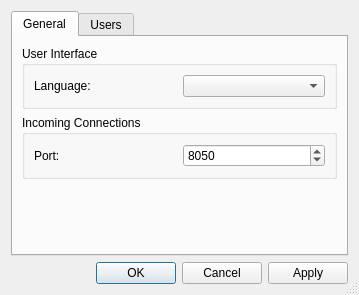
Old version of the form source/host/ui/host_config_dialog.ui in the repository dchapyshev/aspia.
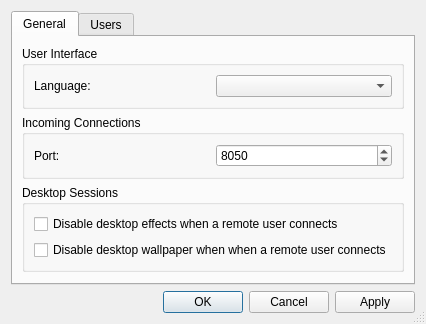
New version of the form. Icons and pictures are not drawn.

Commit message: - Implemented the ability to disable desktop effects and desktop wallpaper when connecting a remote user.

```diff
--- a/source/host/ui/host_config_dialog.ui
+++ b/source/host/ui/host_config_dialog.ui
@@ -6,8 +6,8 @@
    <rect>
     <x>0</x>
     <y>0</y>
-    <width>359</width>
-    <height>295</height>
+    <width>383</width>
+    <height>289</height>
    </rect>
   </property>
   <property name="windowTitle">
@@ -75,6 +75,29 @@
          </layout>
         </widget>
        </item>
+       <item>
+        <widget class="QGroupBox" name="groupbox_desktop">
+         <property name="title">
+          <string>Desktop Sessions</string>
+         </property>
+         <layout class="QVBoxLayout" name="verticalLayout_3">
+          <item>
+           <widget class="QCheckBox" name="checkbox_disable_effects">
+            <property name="text">
+             <string>Disable desktop effects when a remote user connects</string>
+            </property>
+           </widget>
+          </item>
+          <item>
+           <widget class="QCheckBox" name="checkbox_disable_wallpaper">
+            <property name="text">
+             <string>Disable desktop wallpaper when when a remote user connects</string>
+            </property>
+           </widget>
+          </item>
+         </layout>
+        </widget>
+       </item>
        <item>
         <spacer name="verticalSpacer_2">
          <property name="orientation">
```
The commit also changes 12 other files.
